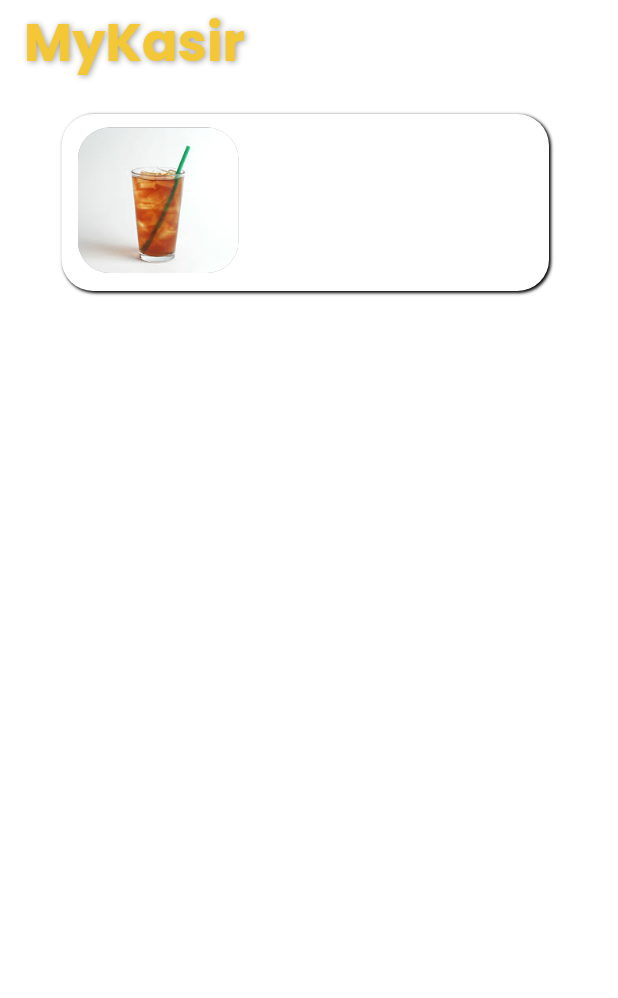
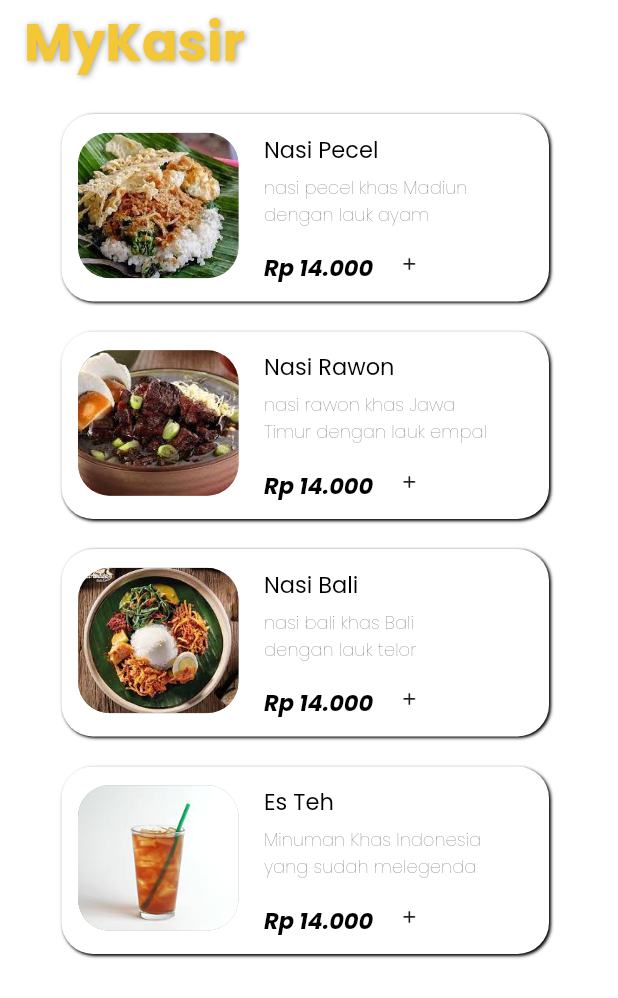
Before and after one commit to Ach-muchlas/myKasir, a Flutter app: the screen it shows after launch, on a phone screen of 412 x 824 dp. Shown: the top 998 px of the screen. Run offline on Flutter 3.47's test engine with Material 2 defaults, Android fonts, the phone set to English and light mode, and no system bars; our stand-ins replace font_awesome_flutter, google_fonts.

Commit message:
Layouting Bar menu

```diff
--- a/lib/Material/Widget/barMenu.dart
+++ b/lib/Material/Widget/barMenu.dart
@@ -1,14 +1,24 @@
 import 'package:flutter/material.dart';
+import 'package:tugas_pab/Material/color/my_Colors.dart';
+import 'package:tugas_pab/Material/typografi/my_Typography.dart';
+import 'package:font_awesome_flutter/font_awesome_flutter.dart';
 
 class BarMenu extends StatelessWidget {
-  const BarMenu({super.key, required this.imageData});
+  const BarMenu(
+      {super.key,
+      required this.imageData,
+      required this.namaItem,
+      required this.penjelasanItem});
 
   final AssetImage imageData;
+  final String namaItem;
+  final String penjelasanItem;
+
   @override
   Widget build(BuildContext context) {
     return Container(
       width: 341,
-      height: 118,
+      height: 125,
       margin: const EdgeInsets.only(left: 41, right: 46, top: 20),
       decoration: BoxDecoration(
           color: Colors.white,
@@ -35,9 +45,46 @@ class BarMenu extends StatelessWidget {
                 color: Colors.grey,
                 borderRadius: BorderRadius.circular(21)),
           ),
-          // Container(
-          //   child: Text('Nasi Pecel'),
-          // )
+          Column(
+            crossAxisAlignment: CrossAxisAlignment.start,
+            children: [
+              Container(
+                  padding: EdgeInsets.only(left: 17, top: 12, bottom: 5),
+                  child: Text(
+                    namaItem,
+                    style: MyTypography.Reguler.copyWith(color: Colors.black),
+                  )),
+              Container(
+                padding: EdgeInsets.only(left: 17),
+                child: Text(
+                  penjelasanItem,
+                  textAlign: TextAlign.left,
+                  style: MyTypography.SmallLight.copyWith(
+                      color: MyColors.fontAbuabu),
+                ),
+              ),
+              Row(
+                mainAxisAlignment: MainAxisAlignment.spaceEvenly,
+                children: [
+                  Container(
+                    padding: EdgeInsets.only(top: 5, left: 17),
+                    child: Text(
+                      'Rp 14.000',
+                      style: MyTypography.LargeBoldItalic.copyWith(
+                          color: Colors.black),
+                    ),
+                  ),
+                  IconButton(
+                    onPressed: () {
+                      print('Hallo');
+                    },
+                    icon: FaIcon(FontAwesomeIcons.plus),
+                    iconSize: 10,
+                  )
+                ],
+              )
+            ],
+          )
         ],
       ),
     );
--- a/lib/Material/typografi/my_Typography.dart
+++ b/lib/Material/typografi/my_Typography.dart
@@ -9,5 +9,6 @@ class MyTypography {
   static final LargeBold2 =
       GoogleFonts.poppins().copyWith(fontSize: 20, fontWeight: FontWeight.bold);
   static final Reguler = GoogleFonts.poppins().copyWith(fontSize: 15);
-  static final SmallLight = GoogleFonts.poppins().copyWith(fontSize: 12);
+  static final SmallLight =
+      GoogleFonts.poppins().copyWith(fontSize: 12, fontWeight: FontWeight.w100);
 }
--- a/lib/pages/homePages.dart
+++ b/lib/pages/homePages.dart
@@ -13,6 +13,12 @@ class HomePages extends StatefulWidget {
 class _HomePagesState extends State<HomePages> {
   @override
   Widget build(BuildContext context) {
+    //penjelasan dari item
+    const String pNasiPecel = 'nasi pecel khas Madiun \ndengan lauk ayam ';
+    const String pNasiRawon = 'nasi rawon khas Jawa \nTimur dengan lauk empal';
+    const String pNasiBali = 'nasi bali khas Bali \ndengan lauk telor';
+    const String pEsTeh = 'Minuman Khas Indonesia \nyang sudah melegenda';
+
     return Scaffold(
       appBar: AppBar(
         backgroundColor: Colors.white,
@@ -32,17 +38,25 @@ class _HomePagesState extends State<HomePages> {
         width: double.infinity,
         child: Column(
           children: [
-            // BarMenu(
-            //   imageData: AssetImage('assets/images/nasiPecel.jpg'),
-            // ),
-            // BarMenu(
-            //   imageData: AssetImage('assets/images/nasiRawon.jpg'),
-            // ),
-            // BarMenu(
-            //   imageData: AssetImage('assets/images/nasiBali.jpg'),
-            // ),
+            BarMenu(
+              imageData: AssetImage('assets/images/nasiPecel.jpg'),
+              namaItem: 'Nasi Pecel',
+              penjelasanItem: pNasiPecel,
+            ),
+            BarMenu(
+              imageData: AssetImage('assets/images/nasiRawon.jpg'),
+              namaItem: 'Nasi Rawon',
+              penjelasanItem: pNasiRawon,
+            ),
+            BarMenu(
+              imageData: AssetImage('assets/images/nasiBali.jpg'),
+              namaItem: 'Nasi Bali',
+              penjelasanItem: pNasiBali,
+            ),
             BarMenu(
               imageData: AssetImage('assets/images/esTeh.jpg'),
+              namaItem: 'Es Teh',
+              penjelasanItem: pEsTeh,
             )
           ],
         ),
--- a/pubspec.yaml
+++ b/pubspec.yaml
@@ -29,9 +29,6 @@ environment:
 # the latest version available on pub.dev. To see which dependencies have newer
 # versions available, run `flutter pub outdated`.
 dependencies:
-
-  # The following adds the Cupertino Icons font to your application.
-  # Use with the CupertinoIcons class for iOS style icons.
   cupertino_icons: ^1.0.2
   flutter:
     sdk: flutter
@@ -40,6 +37,7 @@ dev_dependencies:
   flutter_lints: ^2.0.0
   flutter_test:
     sdk: flutter
+  font_awesome_flutter: ^10.2.1
   google_fonts: ^3.0.1
 
 # For information on the generic Dart part of this file, see the
```
Also changed, not shown: pubspec.lock.
